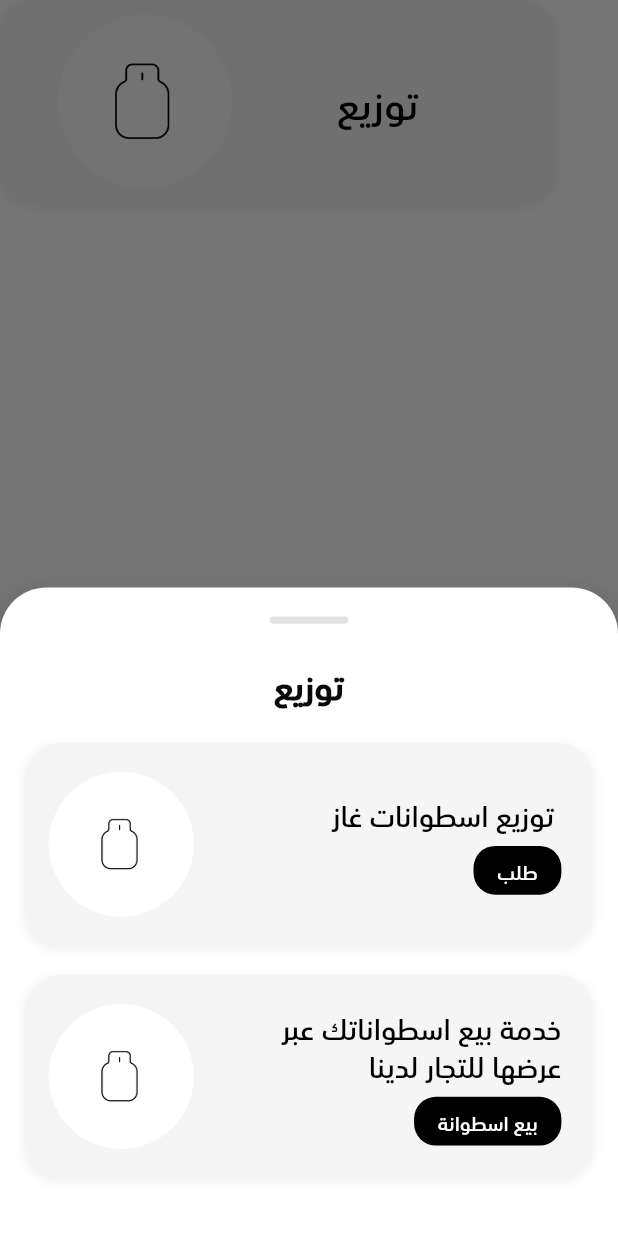
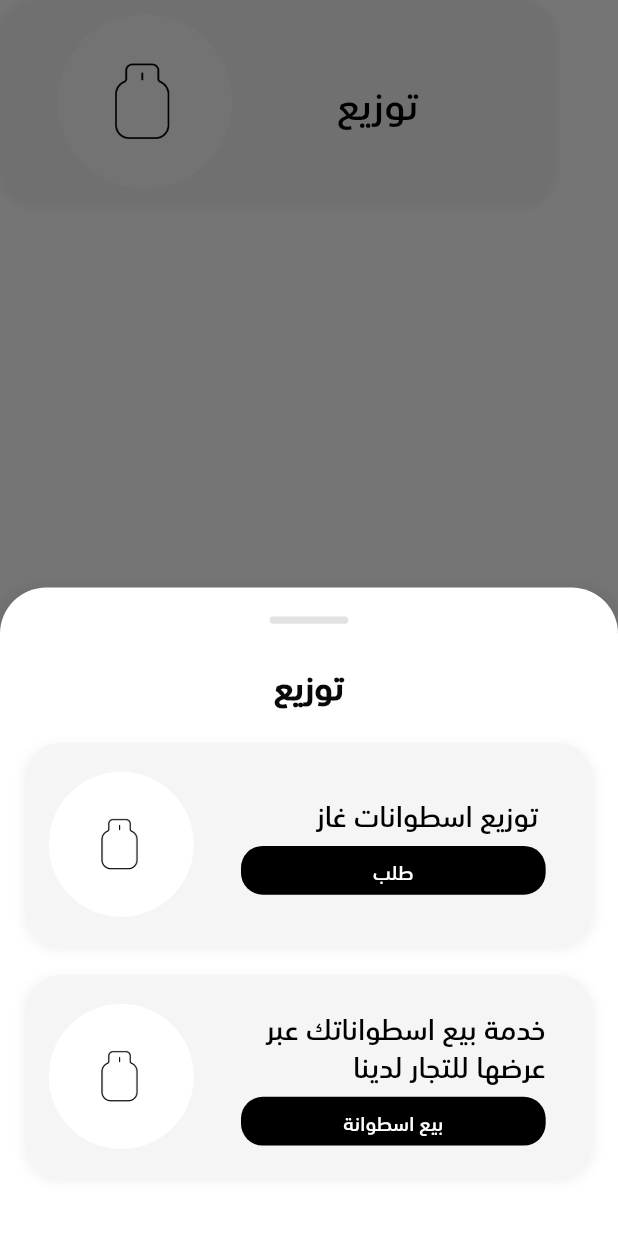
Before and after one commit to Almumez/tawsil_ghaz, a Flutter app: the RequestGasWidget widget shown alone on an empty page, opened directly, after a tap on "توزيع", on a phone screen of 412 x 824 dp. Run offline on Flutter 3.47's test engine with Material 3 defaults, Android fonts, the phone set to English and light mode, and no system bars; our stand-ins replace cached_network_image, dio, dotted_border, easy_localization, firebase_core, firebase_messaging and 17 more; missing offline and left inert: myfatoorah_flutter; accounts and stored records are empty; network calls fail.

Commit message:
refactor(request_gas_widget): adjust padding and center button text for improved layout
Increased horizontal padding in the RequestGasWidget for better spacing and centered the button text to enhance visual alignment. These changes aim to improve the overall user experience by providing a more polished and accessible interface.

```diff
--- a/lib/features/client/home/components/request_gas.dart
+++ b/lib/features/client/home/components/request_gas.dart
@@ -214,7 +214,7 @@ class RequestGasWidget extends StatelessWidget {
           children: [
             Expanded(
               child: Padding(
-                padding: EdgeInsets.symmetric(horizontal: 20.w),
+                padding: EdgeInsets.symmetric(horizontal: 30.w),
                 child: Column(
                   mainAxisAlignment: MainAxisAlignment.center,
                   crossAxisAlignment: CrossAxisAlignment.start,
@@ -228,16 +228,19 @@ class RequestGasWidget extends StatelessWidget {
                     ),
                     SizedBox(height: 10.h),
                     Container(
+                      width: double.infinity,
                       decoration: BoxDecoration(
                         color: Colors.black,
                         borderRadius: BorderRadius.circular(15.r),
                       ),
                       padding: EdgeInsets.symmetric(horizontal: 15.w, vertical: 8.h),
-                      child: Text(
-                        buttonText,
-                        style: context.mediumText.copyWith(
-                          fontSize: 14.sp,
-                          color: Colors.white,
+                      child: Center(
+                        child: Text(
+                          buttonText,
+                          style: context.mediumText.copyWith(
+                            fontSize: 14.sp,
+                            color: Colors.white,
+                          ),
                         ),
                       ),
                     ),
```
